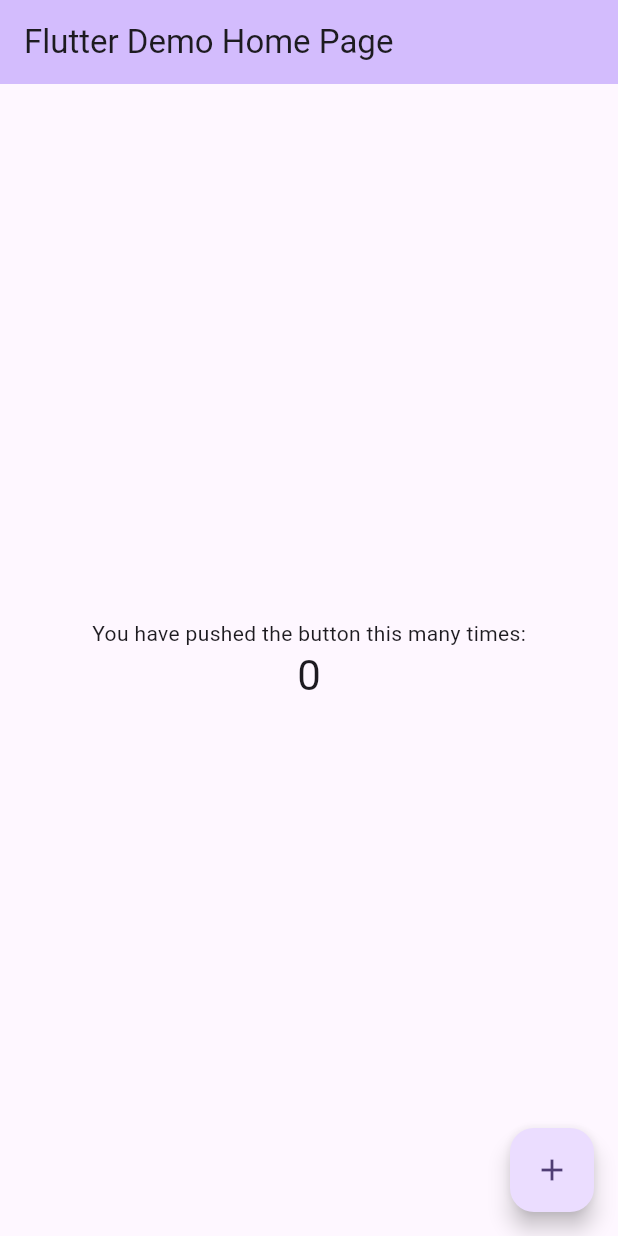
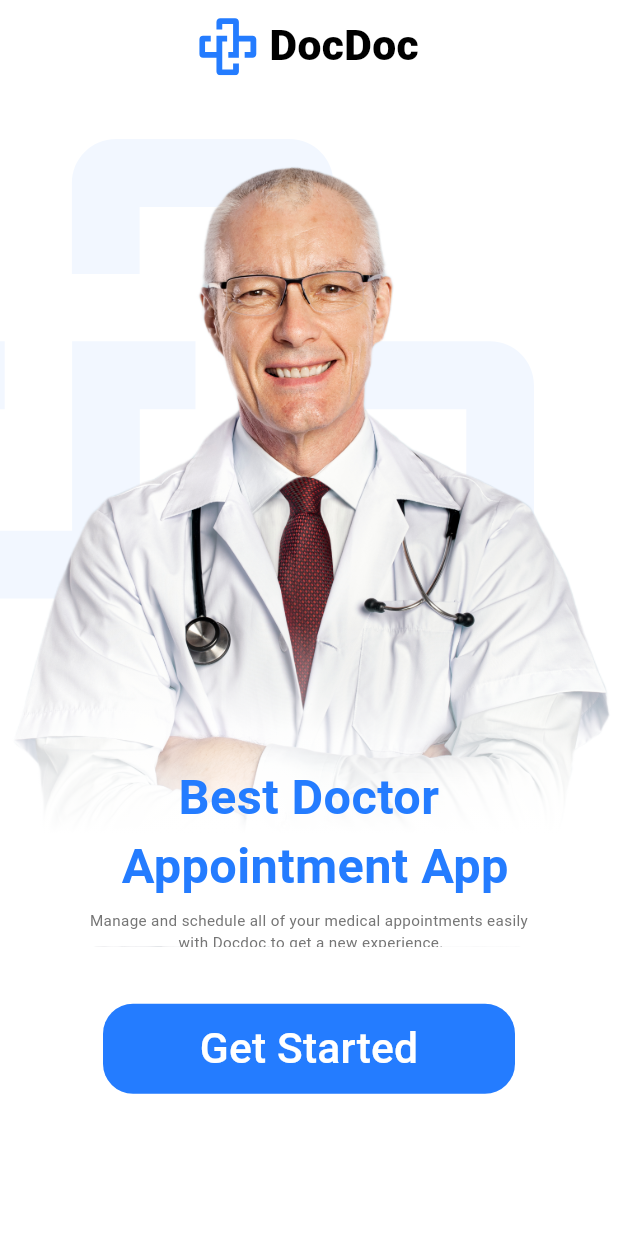
Before and after one commit to Dalia-Ahmed9/Doc_App, a Flutter app: the screen it shows after launch, on a phone screen of 412 x 824 dp. Run offline on Flutter 3.47's test engine with Material 3 defaults, Android fonts, the phone set to English and light mode, and no system bars; our stand-ins replace flutter_screenutil, flutter_svg.

Commit message:
finishing onboarding screen

```diff
--- /dev/null
+++ b/lib/core/Routing/routes/app_routes.dart
@@ -0,0 +1,21 @@
+import 'package:doc_app/core/Routing/routes/routes.dart';
+import 'package:doc_app/features/Home/UI/screens/onBoarding.dart/onBoarding_Screen.dart';
+import 'package:flutter/material.dart';
+
+class AppRouter {
+  Route generateRoute(RouteSettings settings) {
+    switch (settings.name) {
+      // routes for onboarding
+      case Routes.onBoarding:
+        return MaterialPageRoute(builder: (_) => const OnBoardingScreen());
+      // routes for login screen
+      case Routes.loginScreen:
+        return MaterialPageRoute(builder: (_) => const Placeholder());
+      default:
+        return MaterialPageRoute(
+            builder: (_) => Scaffold(
+                  body: Text('No Route defined for ${settings.name}'),
+                ));
+    }
+  }
+}
--- /dev/null
+++ b/lib/core/Routing/routes/routes.dart
@@ -0,0 +1,4 @@
+class Routes {
+  static const String onBoarding = '/OnBoarding';
+  static const String loginScreen = '/LoginScreen';
+}
--- /dev/null
+++ b/lib/core/themings/colors.dart
@@ -0,0 +1,6 @@
+import 'package:flutter/material.dart';
+
+class AppColors {
+  static Color primaryBlueColor = const Color(0xff247CFF);
+  static Color greyColor = const Color(0xff757575);
+}
--- /dev/null
+++ b/lib/core/themings/text_themes/text_styles.dart
@@ -0,0 +1,25 @@
+import 'package:doc_app/core/themings/colors.dart';
+import 'package:flutter/material.dart';
+import 'package:flutter_screenutil/flutter_screenutil.dart';
+
+class TextStyles {
+  //for OnBoarding Logo
+  static TextStyle font24Blackweight700 = TextStyle(
+    fontSize: 28.sp,
+    color: Colors.black,
+    fontWeight: FontWeight.w800,
+  );
+
+  //for onBoarding Header
+  static TextStyle font32Blueweight700 = TextStyle(
+    fontSize: 32.sp,
+    color: AppColors.primaryBlueColor,
+    fontWeight: FontWeight.w700,
+  );
+  // for onBoarding bottom text
+  static TextStyle font12greyweight700 = TextStyle(
+    fontSize: 10.sp,
+    color: AppColors.greyColor,
+    //fontWeight: FontWeight.w700,
+  );
+}
--- a/lib/doc_app.dart
+++ b/lib/doc_app.dart
@@ -0,0 +1,28 @@
+import 'package:doc_app/core/Routing/routes/app_routes.dart';
+import 'package:doc_app/core/Routing/routes/routes.dart';
+import 'package:doc_app/core/themings/colors.dart';
+import 'package:flutter/material.dart';
+import 'package:flutter_screenutil/flutter_screenutil.dart';
+
+class DocApp extends StatelessWidget {
+  final AppRouter appRouter;
+  const DocApp({super.key, required this.appRouter});
+
+  @override
+  Widget build(BuildContext context) {
+    return ScreenUtilInit(
+        designSize: const Size(375, 812),
+        minTextAdapt: true,
+        splitScreenMode: true,
+        child: MaterialApp(
+          theme: ThemeData(
+            scaffoldBackgroundColor: Colors.white,
+            primaryColor: AppColors.primaryBlueColor,
+          ),
+          debugShowCheckedModeBanner: false,
+          title: 'First Method',
+          initialRoute: Routes.onBoarding,
+          onGenerateRoute: appRouter.generateRoute,
+        ));
+  }
+}
--- /dev/null
+++ b/lib/features/Home/UI/screens/Authentication/Login_Screen.dart
@@ -0,0 +1,14 @@
+import 'package:flutter/material.dart';
+
+class LoginScreen extends StatelessWidget {
+  const LoginScreen({super.key});
+
+  @override
+  Widget build(BuildContext context) {
+    return Center(
+      child: Scaffold(
+        body: Text('Login Screen '),
+      ),
+    );
+  }
+}
--- /dev/null
+++ b/lib/features/Home/UI/screens/onBoarding.dart/onBoarding_Screen.dart
@@ -0,0 +1,30 @@
+import 'package:doc_app/features/Home/UI/screens/onBoarding.dart/onBording_widgets/doctor_photo_section.dart';
+import 'package:doc_app/features/Home/UI/screens/onBoarding.dart/onBording_widgets/getStartedButton.dart';
+import 'package:doc_app/features/Home/UI/screens/onBoarding.dart/onBording_widgets/logo_part.dart';
+import 'package:flutter/material.dart';
+import 'package:flutter_screenutil/flutter_screenutil.dart';
+
+class OnBoardingScreen extends StatelessWidget {
+  const OnBoardingScreen({super.key});
+
+  @override
+  Widget build(BuildContext context) {
+    return Scaffold(
+        body: SafeArea(
+      child: Padding(
+        padding: EdgeInsets.only(top: 10.sp),
+        child: Column(
+          children: [
+            const OnBoarding_logo_part(),
+            SizedBox(height: 40.sp),
+            const DoctorPhotoSection(),
+            const SizedBox(
+              height: 30,
+            ),
+            Getstartedbutton(),
+          ],
+        ),
+      ),
+    ));
+  }
+}
--- /dev/null
+++ b/lib/features/Home/UI/screens/onBoarding.dart/onBording_widgets/doctor_photo_section.dart
@@ -0,0 +1,48 @@
+import 'package:doc_app/core/themings/text_themes/text_styles.dart';
+import 'package:flutter/material.dart';
+import 'package:flutter_screenutil/flutter_screenutil.dart';
+import 'package:flutter_svg/svg.dart';
+
+class DoctorPhotoSection extends StatelessWidget {
+  const DoctorPhotoSection({super.key});
+
+  @override
+  Widget build(BuildContext context) {
+    return Stack(
+      children: [
+        SvgPicture.asset('asset/svg/background_doctor_image_onboarding.svg'),
+        Container(
+          foregroundDecoration: BoxDecoration(
+              gradient: LinearGradient(
+                  colors: [Colors.white, Colors.white.withOpacity(0.0)],
+                  begin: Alignment.bottomCenter,
+                  end: Alignment.topCenter,
+                  stops: const [0.14, 0.4])),
+          child: Image.asset('asset/images/doctor_image.png'),
+        ),
+        Positioned(
+          bottom: 30.sp,
+          right: 0,
+          left: 0,
+          child: Text(
+            'Best Doctor \n Appointment App',
+            style: TextStyles.font32Blueweight700,
+            textAlign: TextAlign.center,
+          ),
+        ),
+        Positioned(
+          bottom: -5,
+          right: 0,
+          left: 0,
+          child: Text(
+            'Manage and schedule all of your medical appointments easily \n with Docdoc to get a new experience.',
+            style: TextStyles.font12greyweight700,
+            textAlign: TextAlign.center,
+          ),
+        )
+      ],
+    );
+  }
+}
+
+//Manage and schedule all of your medical appointments easily with Docdoc to get a new experience.
--- /dev/null
+++ b/lib/features/Home/UI/screens/onBoarding.dart/onBording_widgets/getStartedButton.dart
@@ -0,0 +1,28 @@
+import 'package:doc_app/core/themings/colors.dart';
+import 'package:doc_app/core/themings/text_themes/text_styles.dart';
+import 'package:flutter/material.dart';
+
+class Getstartedbutton extends StatelessWidget {
+  const Getstartedbutton({super.key});
+
+  @override
+  Widget build(BuildContext context) {
+    return TextButton(
+        onPressed: () {},
+        child: Container(
+          child: Center(
+            child: Text(
+              'Get Started',
+              style: TextStyles.font24Blackweight700
+                  .copyWith(color: Colors.white, fontWeight: FontWeight.w500),
+              textAlign: TextAlign.center,
+            ),
+          ),
+          width: MediaQuery.sizeOf(context).width / 1.5,
+          height: 60,
+          decoration: BoxDecoration(
+              color: AppColors.primaryBlueColor,
+              borderRadius: BorderRadius.circular(20)),
+        ));
+  }
+}
--- /dev/null
+++ b/lib/features/Home/UI/screens/onBoarding.dart/onBording_widgets/logo_part.dart
@@ -0,0 +1,25 @@
+import 'package:doc_app/core/themings/text_themes/text_styles.dart';
+import 'package:flutter/material.dart';
+import 'package:flutter_screenutil/flutter_screenutil.dart';
+import 'package:flutter_svg/svg.dart';
+
+class OnBoarding_logo_part extends StatelessWidget {
+  const OnBoarding_logo_part({super.key});
+
+  @override
+  Widget build(BuildContext context) {
+    return Row(
+      mainAxisAlignment: MainAxisAlignment.center,
+      children: [
+        SvgPicture.asset('asset/svg/doc_logo.svg'),
+        SizedBox(
+          width: 7.w,
+        ),
+        Text(
+          'DocDoc',
+          style: TextStyles.font24Blackweight700,
+        )
+      ],
+    );
+  }
+}
--- a/lib/main.dart
+++ b/lib/main.dart
@@ -1,125 +1,9 @@
+import 'package:doc_app/core/Routing/routes/app_routes.dart';
+import 'package:doc_app/doc_app.dart';
 import 'package:flutter/material.dart';
 
 void main() {
-  runApp(const MyApp());
+  runApp(DocApp(
+    appRouter: AppRouter(),
+  ));
 }
-
-class MyApp extends StatelessWidget {
-  const MyApp({super.key});
-
-  // This widget is the root of your application.
-  @override
-  Widget build(BuildContext context) {
-    return MaterialApp(
-      title: 'Flutter Demo',
-      theme: ThemeData(
-        // This is the theme of your application.
-        //
-        // TRY THIS: Try running your application with "flutter run". You'll see
-        // the application has a purple toolbar. Then, without quitting the app,
-        // try changing the seedColor in the colorScheme below to Colors.green
-        // and then invoke "hot reload" (save your changes or press the "hot
-        // reload" button in a Flutter-supported IDE, or press "r" if you used
-        // the command line to start the app).
-        //
-        // Notice that the counter didn't reset back to zero; the application
-        // state is not lost during the reload. To reset the state, use hot
-        // restart instead.
-        //
-        // This works for code too, not just values: Most code changes can be
-        // tested with just a hot reload.
-        colorScheme: ColorScheme.fromSeed(seedColor: Colors.deepPurple),
-        useMaterial3: true,
-      ),
-      home: const MyHomePage(title: 'Flutter Demo Home Page'),
-    );
-  }
-}
-
-class MyHomePage extends StatefulWidget {
-  const MyHomePage({super.key, required this.title});
-
-  // This widget is the home page of your application. It is stateful, meaning
-  // that it has a State object (defined below) that contains fields that affect
-  // how it looks.
-
-  // This class is the configuration for the state. It holds the values (in this
-  // case the title) provided by the parent (in this case the App widget) and
-  // used by the build method of the State. Fields in a Widget subclass are
-  // always marked "final".
-
-  final String title;
-
-  @override
-  State<MyHomePage> createState() => _MyHomePageState();
-}
-
-class _MyHomePageState extends State<MyHomePage> {
-  int _counter = 0;
-
-  void _incrementCounter() {
-    setState(() {
-      // This call to setState tells the Flutter framework that something has
-      // changed in this State, which causes it to rerun the build method below
-      // so that the display can reflect the updated values. If we changed
-      // _counter without calling setState(), then the build method would not be
-      // called again, and so nothing would appear to happen.
-      _counter++;
-    });
-  }
-
-  @override
-  Widget build(BuildContext context) {
-    // This method is rerun every time setState is called, for instance as done
-    // by the _incrementCounter method above.
-    //
-    // The Flutter framework has been optimized to make rerunning build methods
-    // fast, so that you can just rebuild anything that needs updating rather
-    // than having to individually change instances of widgets.
-    return Scaffold(
-      appBar: AppBar(
-        // TRY THIS: Try changing the color here to a specific color (to
-        // Colors.amber, perhaps?) and trigger a hot reload to see the AppBar
-        // change color while the other colors stay the same.
-        backgroundColor: Theme.of(context).colorScheme.inversePrimary,
-        // Here we take the value from the MyHomePage object that was created by
-        // the App.build method, and use it to set our appbar title.
-        title: Text(widget.title),
-      ),
-      body: Center(
-        // Center is a layout widget. It takes a single child and positions it
-        // in the middle of the parent.
-        child: Column(
-          // Column is also a layout widget. It takes a list of children and
-          // arranges them vertically. By default, it sizes itself to fit its
-          // children horizontally, and tries to be as tall as its parent.
-          //
-          // Column has various properties to control how it sizes itself and
-          // how it positions its children. Here we use mainAxisAlignment to
-          // center the children vertically; the main axis here is the vertical
-          // axis because Columns are vertical (the cross axis would be
-          // horizontal).
-          //
-          // TRY THIS: Invoke "debug painting" (choose the "Toggle Debug Paint"
-          // action in the IDE, or press "p" in the console), to see the
-          // wireframe for each widget.
-          mainAxisAlignment: MainAxisAlignment.center,
-          children: <Widget>[
-            const Text(
-              'You have pushed the button this many times:',
-            ),
-            Text(
-              '$_counter',
-              style: Theme.of(context).textTheme.headlineMedium,
-            ),
-          ],
-        ),
-      ),
-      floatingActionButton: FloatingActionButton(
-        onPressed: _incrementCounter,
-        tooltip: 'Increment',
-        child: const Icon(Icons.add),
-      ), // This trailing comma makes auto-formatting nicer for build methods.
-    );
-  }
-}
```
Also changed, not shown: pubspec.yaml (+4 -3 lines), asset/images/doctor_image.png (added), asset/svg/background_doctor_image_onboarding.svg (added), asset/svg/doc_logo.svg (added), pubspec.lock, 2 other files.
